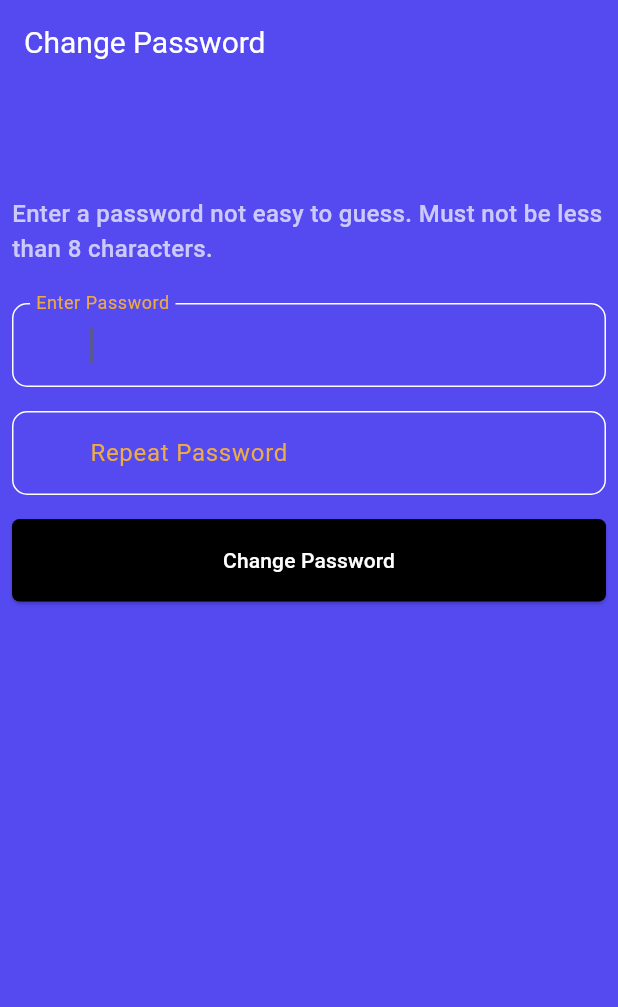
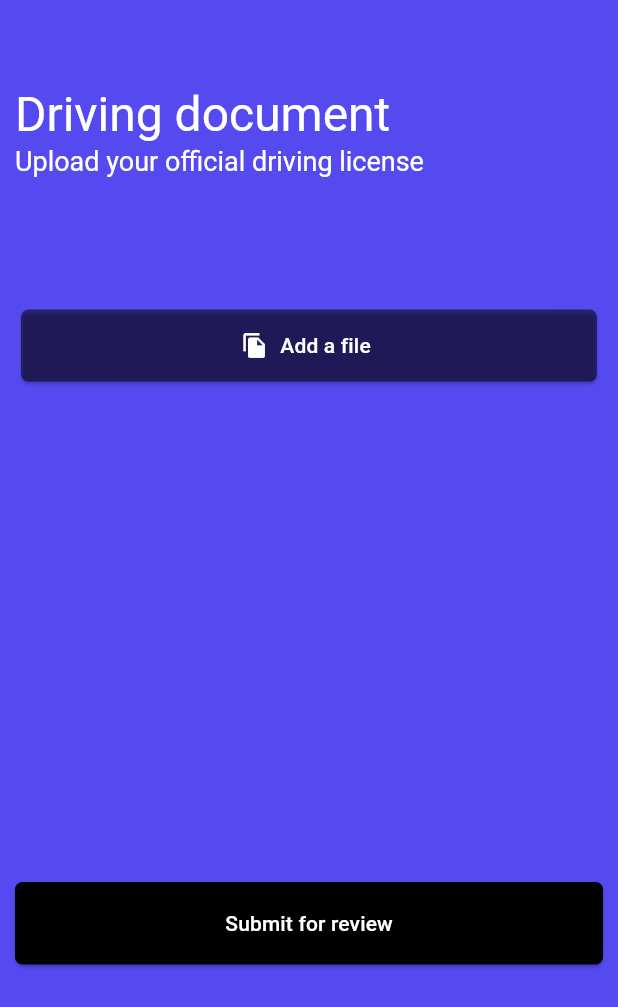
Before and after one commit to SeyramWood/drivnapp-fleetowner, a Flutter app: the screen it shows after launch, on a phone screen of 412 x 824 dp. Shown: the top 1007 px of the screen. Run offline on Flutter 3.47's test engine with Material 2 defaults, Android fonts, the phone set to English and light mode, and no system bars; our stand-ins replace pinput, smooth_page_indicator.

Commit message:
almost done with the auth uis

```diff
--- a/lib/config/themes/light.theme.dart
+++ b/lib/config/themes/light.theme.dart
@@ -1,6 +1,6 @@
 import 'package:flutter/material.dart';
 
-import '../../utils/contants/colors.dart';
+import '../../utils/constants/colors.dart';
 
 class AppLightTheme {
   static ThemeData get themeData {
@@ -13,13 +13,16 @@ class AppLightTheme {
           color: Colors.blue,
         ),
         elevatedButtonTheme: ElevatedButtonThemeData(
-            style: ButtonStyle(
-          shape: MaterialStateProperty.all(
-              RoundedRectangleBorder(borderRadius: BorderRadius.circular(5))),
-          backgroundColor: MaterialStateProperty.all(black),
-          foregroundColor: MaterialStateProperty.all(white),
-        ))
-        // Add other theme configurations as needed.
-        );
+          style: ButtonStyle(
+            shape: MaterialStateProperty.all(
+                RoundedRectangleBorder(borderRadius: BorderRadius.circular(5))),
+            backgroundColor: MaterialStateProperty.all(black),
+            foregroundColor: MaterialStateProperty.all(white),
+          ),
+        ),
+        textTheme: TextTheme(
+          headlineLarge: TextStyle(color: white),
+          headlineSmall: TextStyle(color: white, fontSize: 18),
+        ));
   }
 }
--- a/lib/features/auth/presentation/views/login_screen.dart
+++ b/lib/features/auth/presentation/views/login_screen.dart
@@ -4,7 +4,7 @@ import 'package:flutter/material.dart';
 import 'package:drivn_app/features/auth/presentation/views/request.password.reset.view.dart';
 
 import '../../../../app/home.dart';
-import '../../../../utils/contants/colors.dart';
+import '../../../../utils/constants/colors.dart';
 import '../widget/formfield.dart';
 
 class LoginView extends StatefulWidget {
--- a/lib/features/auth/presentation/views/register_screen.dart
+++ b/lib/features/auth/presentation/views/register_screen.dart
@@ -1,5 +1,5 @@
 import 'package:drivn_app/features/auth/presentation/views/login_screen.dart';
-import 'package:drivn_app/utils/contants/colors.dart';
+import 'package:drivn_app/utils/constants/colors.dart';
 import 'package:drivn_app/utils/extentions/on.elevated.button.dart';
 import 'package:flutter/material.dart';
 import '../widget/elevated.button.dart';
--- a/lib/features/auth/presentation/views/request.password.reset.view.dart
+++ b/lib/features/auth/presentation/views/request.password.reset.view.dart
@@ -1,7 +1,7 @@
 import 'package:drivn_app/features/auth/presentation/views/register_screen.dart';
 import 'package:drivn_app/features/auth/presentation/widget/elevated.button.dart';
 import 'package:drivn_app/features/auth/presentation/widget/formfield.dart';
-import 'package:drivn_app/utils/contants/colors.dart';
+import 'package:drivn_app/utils/constants/colors.dart';
 import 'package:flutter/material.dart';
 import 'package:drivn_app/components/user_inputs/username_input_validator.dart';
 
--- a/lib/features/auth/presentation/views/reset.password.dart
+++ b/lib/features/auth/presentation/views/reset.password.dart
@@ -1,12 +1,10 @@
 import 'package:drivn_app/features/auth/presentation/views/login_screen.dart';
-import 'package:drivn_app/features/auth/presentation/views/register_screen.dart';
 import 'package:drivn_app/features/auth/presentation/widget/elevated.button.dart';
 import 'package:drivn_app/features/auth/presentation/widget/formfield.dart';
-import 'package:drivn_app/utils/contants/colors.dart';
+import 'package:drivn_app/utils/constants/colors.dart';
 import 'package:flutter/material.dart';
 import 'package:drivn_app/components/user_inputs/username_input_validator.dart';
 
-import 'otp.input.view.dart';
 
 class ResetPasswordView extends StatefulWidget {
   ResetPasswordView({Key? key}) : super(key: key);
--- /dev/null
+++ b/lib/features/auth/presentation/views/verifyOwner/driver.doc.dart
@@ -0,0 +1,58 @@
+import 'package:drivn_app/features/auth/presentation/widget/elevated.button.dart';
+import 'package:drivn_app/utils/constants/colors.dart';
+import 'package:flutter/material.dart';
+
+class DrvierDocsView extends StatelessWidget {
+  const DrvierDocsView({super.key});
+
+  @override
+  Widget build(BuildContext context) {
+    final width = MediaQuery.sizeOf(context).width;
+    final height = MediaQuery.sizeOf(context).height;
+    return Scaffold(
+        appBar: AppBar(backgroundColor: blue),
+        backgroundColor: blue,
+        body: Padding(
+          padding: const EdgeInsets.symmetric(horizontal: 10),
+          child: Center(
+            child: Column(
+              // mainAxisSize: MainAxisSize.min,
+              crossAxisAlignment: CrossAxisAlignment.start,
+              children: [
+                Text('Driving document',
+                    style: Theme.of(context).textTheme.headlineLarge),
+                Text('Upload your official driving license',
+                    style: Theme.of(context).textTheme.headlineSmall),
+                SizedBox(
+                  height: height * .1,
+                ),
+                Card(
+                  color: black.withOpacity(.5),
+                  shape: RoundedRectangleBorder(
+                      borderRadius: BorderRadius.circular(5)),
+                  child: SizedBox(
+                    width: width,
+                    child: TextButton.icon(
+                      onPressed: () {},
+                      icon: Icon(
+                        Icons.file_copy,
+                      ),
+                      label: Text('Add a file'),
+                      style: ButtonStyle(
+                          foregroundColor: MaterialStateProperty.all(white)),
+                    ),
+                  ),
+                ),
+                SizedBox(
+                  height: height / 2.5,
+                ),
+                CustomElevatedButton(
+                  onPressed: () {},
+                  child: Text('Submit for review'),
+                )
+              ],
+            ),
+          ),
+        ));
+  }
+}
--- a/lib/features/auth/presentation/widget/formfield.dart
+++ b/lib/features/auth/presentation/widget/formfield.dart
@@ -1,4 +1,4 @@
-import 'package:drivn_app/utils/contants/colors.dart';
+import 'package:drivn_app/utils/constants/colors.dart';
 import 'package:flutter/material.dart';
 
 class CustomFormField extends StatelessWidget {
--- a/lib/main.dart
+++ b/lib/main.dart
@@ -1,7 +1,5 @@
 import 'package:drivn_app/config/themes/light.theme.dart';
-import 'package:drivn_app/features/auth/presentation/views/otp.input.view.dart';
-import 'package:drivn_app/features/auth/presentation/views/register_screen.dart';
-import 'package:drivn_app/features/auth/presentation/views/reset.password.dart';
+import 'package:drivn_app/features/auth/presentation/views/verifyOwner/driver.doc.dart';
 import 'package:flutter/material.dart';
 
 void main() {
@@ -16,7 +14,7 @@ class MyApp extends StatelessWidget {
   Widget build(BuildContext context) {
     return MaterialApp(
       theme: AppLightTheme.themeData,
-      home: ResetPasswordView(),
+      home: DrvierDocsView(),
     );
   }
 }
```
Also changed, not shown: lib/features/auth/presentation/views/get_verified_option_screen.dart (deleted, +0 -37 lines), lib/features/auth/presentation/views/otp.input.view.dart (+10 -15 lines), lib/features/auth/presentation/views/verifyOwner/identity.info.view.dart (added, +58 -0 lines), lib/features/auth/presentation/views/verifyOwner/verify.user.view.dart (added, +88 -0 lines), lib/utils/constants/colors.dart (renamed from lib/utils/contants/colors.dart), lib/utils/constants/dimensions.dart (added).
